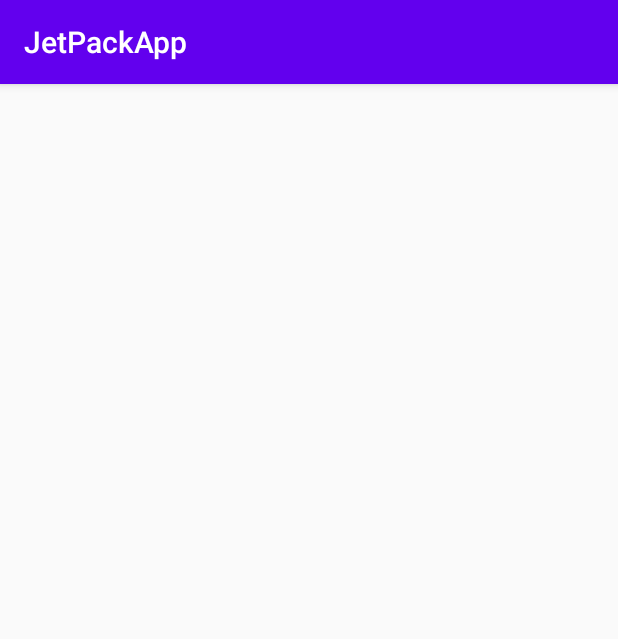
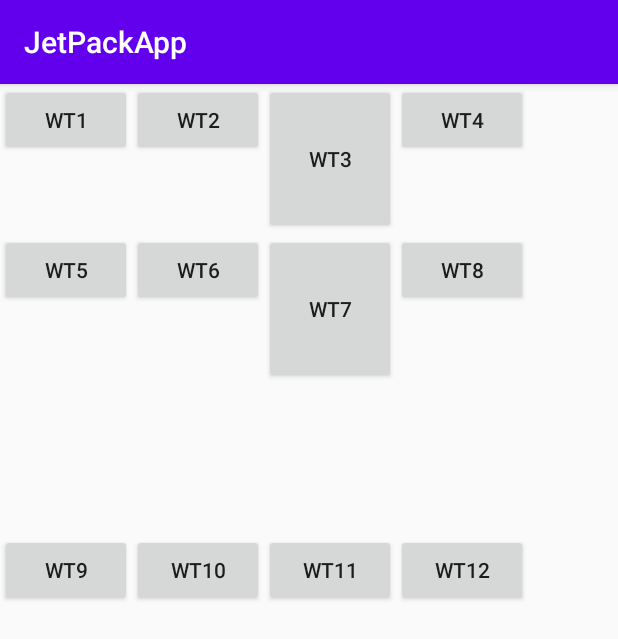
Before and after one commit to EverdayAndroid/jectpack, an Android app: the FlowActivity screen opened directly, with no data from a screen before it, on a phone screen of 412 x 824 dp. Shown: the top 639 px of the screen. Run offline under Robolectric (Android 15) with nearby library versions, the phone set to English and light mode, and no system bars; our stand-ins replace data binding.

Commit message:
'流式布局'

```diff
--- a/app/src/main/AndroidManifest.xml
+++ b/app/src/main/AndroidManifest.xml
@@ -1,7 +1,9 @@
 <?xml version="1.0" encoding="utf-8"?>
 <manifest xmlns:android="http://schemas.android.com/apk/res/android"
-    package="com.example.jetpackapp">
+    package="com.example.jetpackapp"
+    xmlns:dist="http://schemas.android.com/apk/distribution">
 
+    <dist:module dist:instant="true" />
     <application
         android:allowBackup="true"
         android:icon="@mipmap/ic_launcher"
--- a/app/src/main/java/com/example/jetpackapp/base/FlowLayout.kt
+++ b/app/src/main/java/com/example/jetpackapp/base/FlowLayout.kt
@@ -2,6 +2,7 @@ package com.example.jetpackapp.base
 
 import android.content.Context
 import android.util.AttributeSet
+import android.util.Log
 import android.view.View
 import android.view.ViewGroup
 import android.widget.ListView
@@ -59,26 +60,31 @@ class FlowLayout : ViewGroup {
             val child = getChildAt(index)
             measureChild(child,widthMeasureSpec,heightMeasureSpec)
             //获取到子View的测量宽高
-            var childWidht = child.measuredWidth
+            var childWidth = child.measuredWidth
             var childHeight = child.measuredHeight
 
             val layoutParams = child.layoutParams
             //当前的行剩余宽度是否可以放的下，下一个子View放不下换行
             //如果放不下，换行保存当前行的所有子View宽度，和高度
-            if(lineWidth + childWidht > widthSize){
+            if(lineWidth + childWidth > widthSize){
                 views?.add(lineViews!!)
                 lineViews = ArrayList()
                 flowLayoutWidth = flowLayoutWidth.coerceAtLeast(lineWidth)
-                flowLayoutHeight += childHeight
+                flowLayoutHeight += lineHeight
                 heights?.add(lineHeight)
                 lineWidth = 0
                 lineHeight = 0
             }
             lineViews?.add(child)
-            lineWidth += childWidht
+            lineWidth += childWidth
             lineHeight = lineHeight.coerceAtLeast(childHeight)
+            if(index == childCount-1){  //处理最后一行的高度
+                flowLayoutHeight += lineHeight
+                flowLayoutWidth = flowLayoutWidth.coerceAtLeast(lineWidth)
+                heights?.add(lineHeight)
+                views?.add(lineViews!!)
+            }
         }
-
         //判断FlowLayout宽度模式
         if(widthMode == MeasureSpec.EXACTLY){
             flowLayoutWidth = widthSize
@@ -99,21 +105,22 @@ class FlowLayout : ViewGroup {
         var top = 0
         var right = 0
         var bottom = 0
-
+        var currentY = 0  //记录当前y轴的高度
         val lineCount = views?.size
         for (index in 0 until (lineCount?:0)){
             val lineView = views!![index]
             val lineHeight = heights!![index]
             left = 0
-            top += bottom
-            bottom += lineHeight
+            top += currentY
             for (index in 0 until lineView.size){
-                val child = getChildAt(index)
+                val child = lineView[index]
                 right += child.measuredWidth
+                bottom = top+child.measuredHeight
                 child.layout(left,top,right,bottom)
                 left = right
             }
-
+            right = 0
+            currentY += lineHeight
 
 
         }
--- a/app/src/main/res/layout/activity_flow.xml
+++ b/app/src/main/res/layout/activity_flow.xml
@@ -21,67 +21,67 @@
         <Button
             android:layout_width="wrap_content"
             android:layout_height="wrap_content"
-            android:text="wt" />
+            android:text="wt1" />
 
         <Button
             android:layout_width="wrap_content"
             android:layout_height="wrap_content"
-            android:text="wt" />
+            android:text="wt2" />
 
         <Button
             android:layout_width="wrap_content"
             android:layout_height="100dp"
-            android:text="wt" />
+            android:text="wt3" />
 
         <Button
             android:layout_width="wrap_content"
             android:layout_height="wrap_content"
-            android:text="wt" />
+            android:text="wt4" />
 
         <Button
             android:layout_width="wrap_content"
             android:layout_height="wrap_content"
-            android:text="wt" />
+            android:text="wt5" />
 
         <Button
             android:layout_width="wrap_content"
             android:layout_height="wrap_content"
-            android:text="wt" />
+            android:text="wt6" />
+
+        <Button
+            android:layout_width="wrap_content"
+            android:layout_height="100dp"
+            android:text="wt7" />
 
         <Button
             android:layout_width="wrap_content"
             android:layout_height="wrap_content"
-            android:text="wt" />
+            android:text="wt8" />
 
         <Button
             android:layout_width="wrap_content"
             android:layout_height="wrap_content"
-            android:text="wt" />
+            android:text="wt9" />
 
         <Button
             android:layout_width="wrap_content"
             android:layout_height="wrap_content"
-            android:text="wt" />
+            android:text="wt10" />
 
         <Button
             android:layout_width="wrap_content"
             android:layout_height="wrap_content"
-            android:text="wt" />
+            android:text="wt11" />
 
         <Button
             android:layout_width="wrap_content"
             android:layout_height="wrap_content"
-            android:text="wt" />
+            android:text="wt12" />
 
         <Button
             android:layout_width="wrap_content"
-            android:layout_height="wrap_content"
-            android:text="wt" />
-
-        <Button
-            android:layout_width="wrap_content"
-            android:layout_height="wrap_content"
-            android:text="wt" />
+            android:layout_height="120dp"
+            android:text="wt13" />
 
 
     </com.example.jetpackapp.base.FlowLayout>
```
